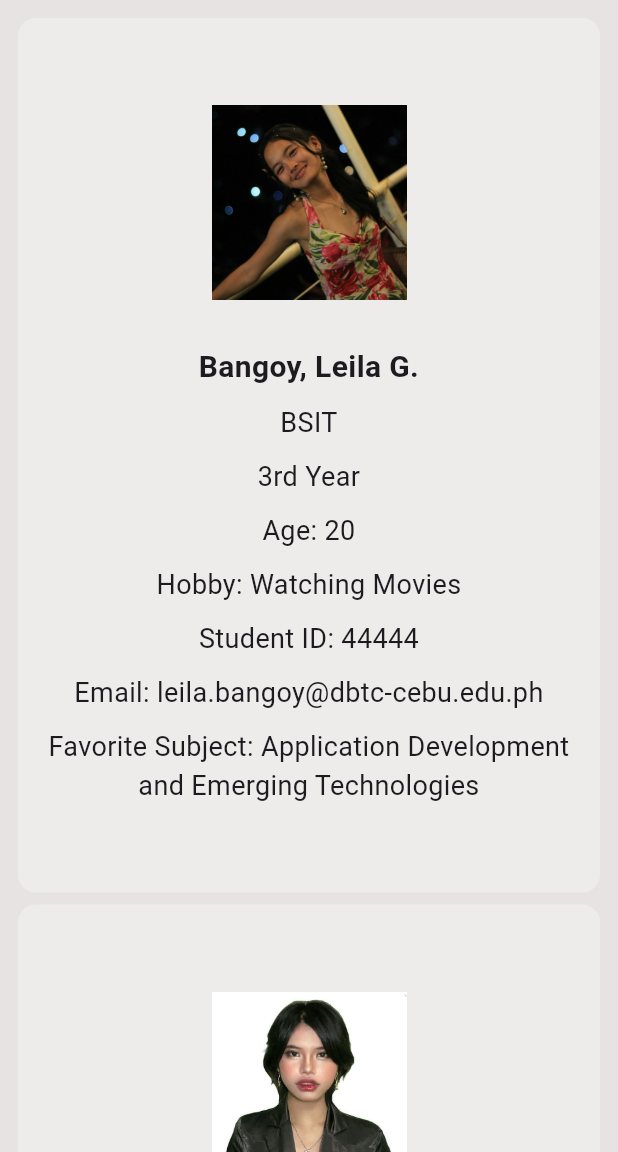
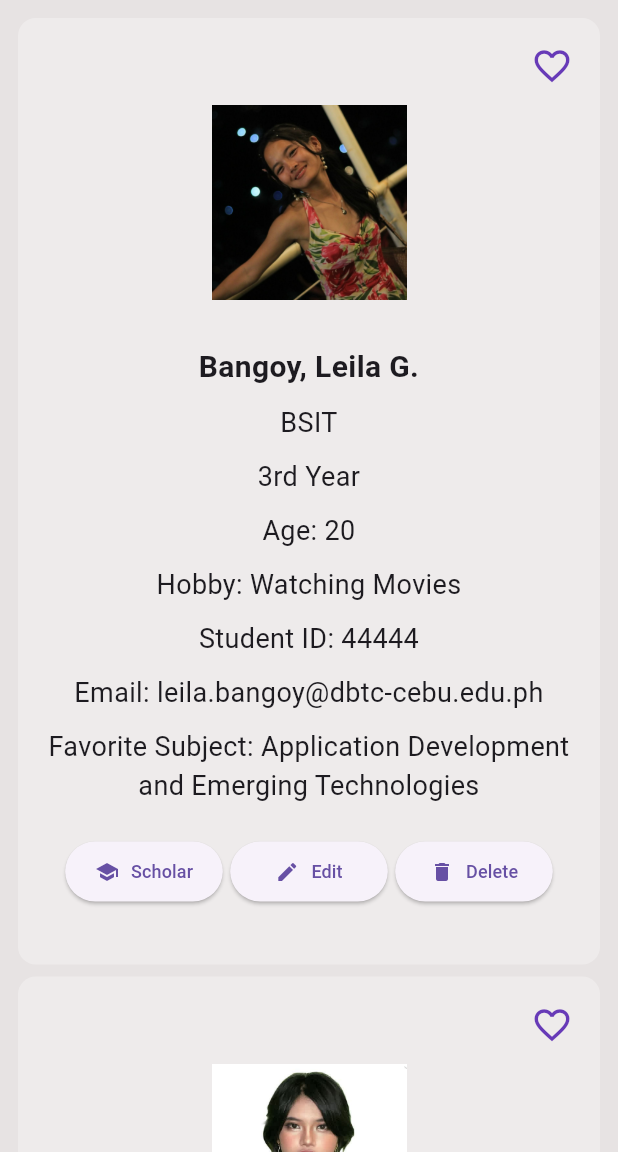
Before and after one commit to KVerano/IT314AB_Verano, a Flutter app: the screen it shows after launch, on a phone screen of 412 x 824 dp, the part 84-1236 px from its top. Run offline on Flutter 3.47's test engine with Material 3 defaults, Android fonts, the phone set to English and light mode, and no system bars.

Commit message:
feat: submit Make the System Interactive

```diff
--- a/FlutterProjects/my_first_flutter_app/lib/main.dart
+++ b/FlutterProjects/my_first_flutter_app/lib/main.dart
@@ -20,6 +20,8 @@ class Profile {
   String studentId;
   String email;
   String favoriteSubject;
+  bool isScholar = false;
+  bool isFavorite = false;
 
   Profile({
     required this.image,
@@ -91,7 +93,7 @@ List<Profile> profiles = [
     age: 20,
     hobby: 'Gaming',
     studentId: '55555',
-    email: 'cassandra oraiz@dbtc-cebu.edu.ph',
+    email: 'cassandra.oraiz@dbtc-cebu.edu.ph',
     favoriteSubject: 'Internet of Things',
   ),
 
@@ -114,16 +116,34 @@ void main() {
   runApp(const MyApp());
 }
 
-class MyApp extends StatelessWidget {
+class MyApp extends StatefulWidget {
   const MyApp({super.key});
 
-  Widget profileCard(Profile profile) {
-    return Card(
+  @override
+  State<MyApp> createState() => _MyAppState();
+}
+
+class _MyAppState extends State<MyApp> {
+  Widget profileCard(BuildContext context, Profile profile) {
+    return InkWell(
+      onTap: () {
+        print("${profile.name} profile selected");
+
+        ScaffoldMessenger.of(context).showSnackBar(
+          SnackBar(
+            content: Text("${profile.name} profile selected"),
+            duration: Duration(seconds: 1),
+          ),
+        );
+      },
+      child: Card(
         color: Colors.white.withOpacity(0.3),
         elevation: 0,
         child: Padding(
           padding: const EdgeInsets.all(8),
-        child: Column(
+          child: Stack(
+            children: [
+              Column(
                 mainAxisAlignment: MainAxisAlignment.center,
                 children: [
                   SizedBox(height: 50),
@@ -176,8 +196,131 @@ class MyApp extends StatelessWidget {
                     textAlign: TextAlign.center,
                     style: TextStyle(fontSize: 18),
                   ),
-            SizedBox(height: 50),
+                  SizedBox(height: 20),
+
+                  Row(
+                    mainAxisAlignment: MainAxisAlignment.center,
+                    children: [
+                      // scholar button
+                      SizedBox(
+                        width: 105,
+                        child: ElevatedButton.icon(
+                          style: ElevatedButton.styleFrom(
+                            padding: const EdgeInsets.symmetric(horizontal: 6),
+                          ),
+                          onPressed: () {
+                            setState(() {
+                              profile.isScholar = !profile.isScholar;
+                            });
+
+                            ScaffoldMessenger.of(context).showSnackBar(
+                              SnackBar(
+                                content: Text(
+                                  profile.isScholar
+                                      ? "${profile.name} marked as Scholar"
+                                      : "${profile.name} Scholar removed",
+                                ),
+                                duration: Duration(seconds: 1),
+                              ),
+                            );
+                          },
+                          icon: Icon(
+                            profile.isScholar ? Icons.star : Icons.school,
+                            size: 16,
+                          ),
+                          label: const Text(
+                            "Scholar",
+                            style: TextStyle(fontSize: 12),
+                          ),
+                        ),
+                      ),
+
+                      SizedBox(width: 5),
+
+                      // edit button
+                      SizedBox(
+                        width: 105,
+                        child: ElevatedButton.icon(
+                          style: ElevatedButton.styleFrom(
+                            padding: const EdgeInsets.symmetric(horizontal: 6),
+                          ),
+                          onPressed: () {
+                            showDialog(
+                              context: context,
+                              builder: (context) {
+                                return AlertDialog(
+                                  title: Text("Edit ${profile.name}"),
+                                  content: const Text("Hello! Edit form coming soon pa eme."),
+                                  actions: [
+                                    TextButton(
+                                      onPressed: () => Navigator.pop(context),
+                                      child: const Text("Close"),
+                                    ),
                                   ],
+                                );
+                              },
+                            );
+                          },
+                          icon: const Icon(Icons.edit, size: 16),
+                          label: const Text(
+                            "Edit",
+                            style: TextStyle(fontSize: 12),
+                          ),
+                        ),
+                      ),
+
+                      SizedBox(width: 5),
+
+                      // delete button
+                      SizedBox(
+                        width: 105,
+                        child: ElevatedButton.icon(
+                          style: ElevatedButton.styleFrom(
+                            padding: const EdgeInsets.symmetric(horizontal: 6),
+                          ),
+                          onPressed: () {
+                            setState(() {
+                              profiles.remove(profile);
+                            });
+
+                            ScaffoldMessenger.of(context).showSnackBar(
+                              SnackBar(
+                                content: Text("${profile.name} removed"),
+                                duration: Duration(seconds: 1),
+                              ),
+                            );
+                          },
+                          icon: const Icon(Icons.delete, size: 16),
+                          label: const Text(
+                            "Delete",
+                            style: TextStyle(fontSize: 12),
+                          ),
+                        ),
+                      ),
+                    ],
+                  ),
+                  SizedBox(height: 30),
+                ],
+              ),
+
+              Positioned(
+                top: 0,
+                right: 0,
+                child: IconButton(
+                  onPressed: () {
+                    setState(() {
+                      profile.isFavorite = !profile.isFavorite;
+                    });
+                  },
+                  icon: Icon(
+                    profile.isFavorite ? Icons.favorite : Icons.favorite_border,
+                    color: Colors.deepPurple,
+                    size: 28,
+                  ),
+                ),
+              ),
+            ],
+          ),
         ),
       ),
     );
@@ -201,7 +344,7 @@ class MyApp extends StatelessWidget {
                 padding: const EdgeInsets.all(8),
                 itemCount: profiles.length,
                 itemBuilder: (context, index) {
-                  return profileCard(profiles[index]);
+                  return profileCard(context, profiles[index]);
                 },
               ),
       ),
```
Lines whose indentation alone changed are shown as unchanged.
